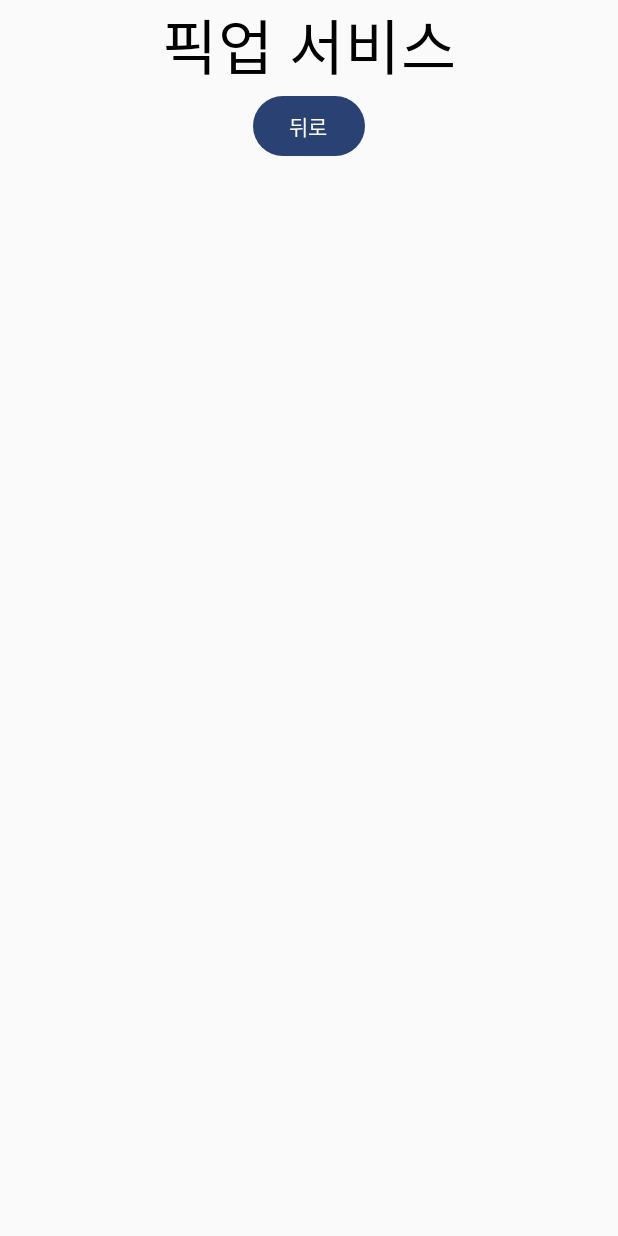
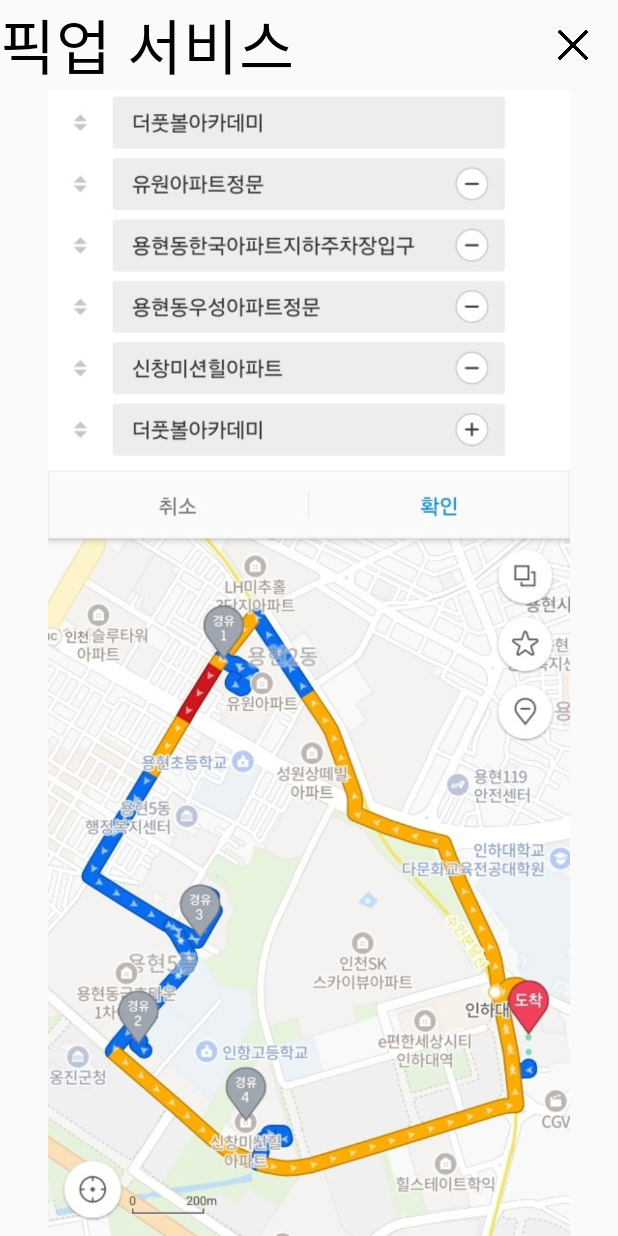
Before and after one commit to gaa333/CV2Project, an Android app built with Jetpack Compose: the PickupServiceActivity screen opened directly, with no data from a screen before it, on a phone screen of 412 x 824 dp. Run offline under Robolectric (Android 15) with nearby library versions, the phone set to English and light mode, and no system bars.

Commit message:
픽업 서비스 통합

```diff
--- a/app/src/main/java/com/example/cv2project/PickupServiceActivity.kt
+++ b/app/src/main/java/com/example/cv2project/PickupServiceActivity.kt
@@ -4,15 +4,24 @@ import android.app.Activity
 import android.os.Bundle
 import androidx.activity.ComponentActivity
 import androidx.activity.compose.setContent
+import androidx.compose.foundation.Image
+import androidx.compose.foundation.clickable
 import androidx.compose.foundation.layout.Arrangement
 import androidx.compose.foundation.layout.Column
+import androidx.compose.foundation.layout.Row
+import androidx.compose.foundation.layout.Spacer
 import androidx.compose.foundation.layout.fillMaxSize
+import androidx.compose.foundation.layout.fillMaxWidth
+import androidx.compose.foundation.layout.padding
+import androidx.compose.foundation.layout.size
 import androidx.compose.material3.Button
 import androidx.compose.material3.Text
 import androidx.compose.runtime.Composable
 import androidx.compose.ui.Alignment
 import androidx.compose.ui.Modifier
 import androidx.compose.ui.platform.LocalContext
+import androidx.compose.ui.res.painterResource
+import androidx.compose.ui.unit.dp
 import androidx.compose.ui.unit.sp
 import com.example.cv2project.ui.theme.CV2ProjectTheme
 
@@ -36,14 +45,28 @@ fun PickupServiceScreen() {
         verticalArrangement = Arrangement.Top,
         horizontalAlignment = Alignment.CenterHorizontally
     ) {
-        Text("픽업 서비스", fontSize = 40.sp)
-        Button(
-            onClick = {
-                context?.finish()
-            }
+        Row(
+            modifier = Modifier.fillMaxWidth(),
+            horizontalArrangement = Arrangement.SpaceBetween,
+            verticalAlignment = Alignment.CenterVertically
         ) {
-            Text("뒤로")
+            Text("픽업 서비스", fontSize = 40.sp)
+            Image(
+                painter = painterResource(R.drawable.x),
+                contentDescription = null,
+                modifier = Modifier
+                    .padding(end = 20.dp)
+                    .size(20.dp)
+                    .clickable { context?.finish() }
+            )
         }
+        Spacer(modifier = Modifier.weight(0.1f))
+
+        Image(
+            painter = painterResource(id = R.drawable.pikup),
+            contentDescription = "지도",
+            Modifier.fillMaxSize()
+        )
+        Spacer(modifier = Modifier.weight(0.15f))
     }
-
 }
```
Also changed, not shown: app/src/main/res/drawable/pikup.jpg (added).
